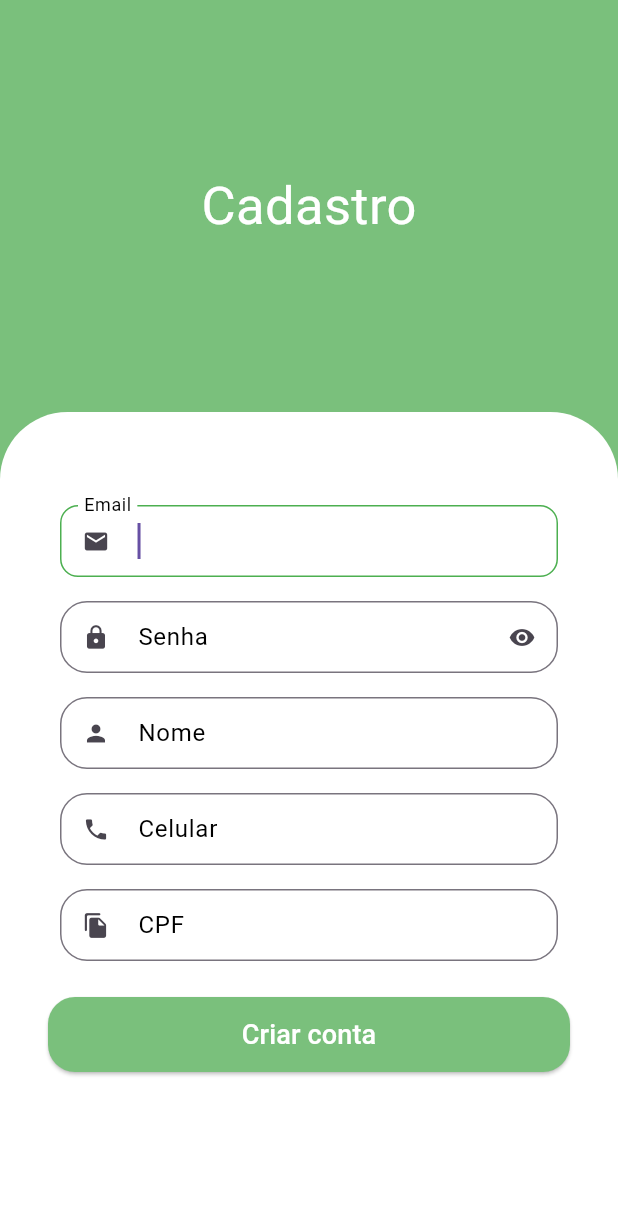
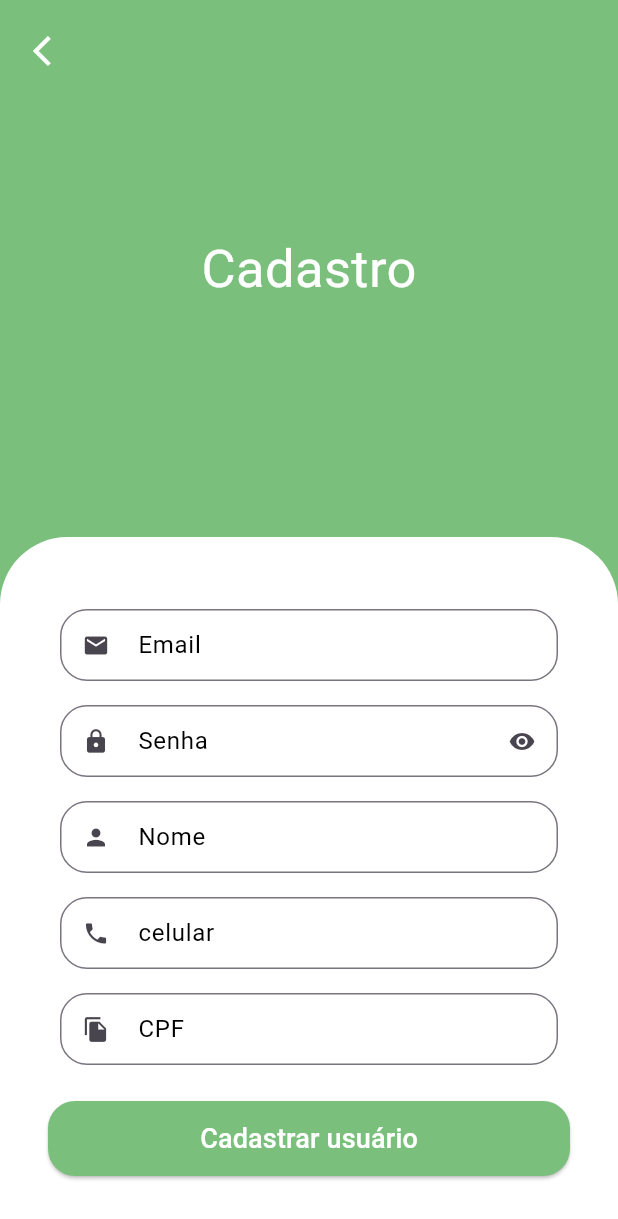
Before and after one commit to MaSamahaa/kitanda, a Flutter app: the screen it shows after launch, after a tap on "Criar conta", on a phone screen of 412 x 824 dp. Shown: the top 1219 px of the screen. Run offline on Flutter 3.47's test engine with Material 3 defaults, Android fonts, the phone set to English and light mode, and no system bars; our stand-ins replace animated_text_kit, mask_text_input_formatter.

Commit message:
SignIn e SignUp finalizadas

```diff
--- a/lib/src/auth/components/custom_text_field.dart
+++ b/lib/src/auth/components/custom_text_field.dart
@@ -1,13 +1,16 @@
 import 'package:flutter/material.dart';
+import 'package:flutter/services.dart';
 
 class CustomTextField extends StatefulWidget {
   final IconData icon;
   final String label;
   final bool isSecret;
+  final List<TextInputFormatter>? inputFormatters;
 
   const CustomTextField({
     super.key,
     required this.icon,
+    this.inputFormatters,
     required this.label,
     this.isSecret = false,
   });
@@ -32,7 +35,7 @@
     return Padding(
       padding: const EdgeInsets.all(8.0),
       child: TextFormField(
-        autofocus: true,
+        inputFormatters: widget.inputFormatters,
         obscureText: isObscure,
         decoration: InputDecoration(
           labelStyle: const TextStyle(color: Colors.black),
--- a/lib/src/auth/sign_in_screen.dart
+++ b/lib/src/auth/sign_in_screen.dart
@@ -179,7 +179,7 @@
                                 onPressed: () {
                                   Navigator.of(context).push(
                                     MaterialPageRoute(builder:(c){
-                                      return const SignUpScreen();
+                                      return SignUpScreen();
                                     }),
                                   );
                                 },
--- a/lib/src/auth/sign_up_screen.dart
+++ b/lib/src/auth/sign_up_screen.dart
@@ -1,14 +1,39 @@
 import 'package:flutter/material.dart';
 import 'package:kitanda/src/auth/components/custom_text_field.dart';
 import 'package:kitanda/src/config/custom_colors.dart';
+import 'package:mask_text_input_formatter/mask_text_input_formatter.dart';
 
 class SignUpScreen extends StatelessWidget {
-  const SignUpScreen({super.key});
+  SignUpScreen({super.key});
+
+  final cpfFormatter = MaskTextInputFormatter(
+    mask: '###.###.###-##',
+    filter: {
+      '#': RegExp(r'[0-9]'),
+    },
+  );
+  final celFormatter = MaskTextInputFormatter(
+    mask: '## # ####-####',
+    filter: {
+      '#': RegExp(r'[0-9]'),
+    },
+  );
+
   @override
   Widget build(BuildContext context) {
     return Scaffold(
       backgroundColor: CustomColors.primaryColor,
-      body: Column(
+      body: SafeArea(
+        child: LayoutBuilder(
+          builder: (context, constraints) {
+            return SingleChildScrollView(
+              keyboardDismissBehavior: ScrollViewKeyboardDismissBehavior.onDrag,
+              child: ConstrainedBox(
+                constraints: BoxConstraints(minHeight: constraints.maxHeight),
+                child: IntrinsicHeight(
+                  child: Stack(
+                    children: [
+                      Column(
                         children: [
                           const Expanded(
                             child: Center(
@@ -21,36 +46,20 @@
                               ),
                             ),
                           ),
-          // Forms
-          Expanded(
-            flex: 2,
-            child: Container(
-              width: double.infinity,
+                          Container(
+                            padding: const EdgeInsets.symmetric(
+                              horizontal: 32,
+                              vertical: 40,
+                            ),
                             decoration: const BoxDecoration(
                               color: Colors.white,
-                borderRadius: BorderRadius.vertical(top: Radius.circular(45)),
+                              borderRadius: BorderRadius.vertical(
+                                top: Radius.circular(45),
                               ),
-              child: LayoutBuilder(
-                builder: (context, constraints) {
-                  return SingleChildScrollView(
-                      physics: const BouncingScrollPhysics(),
-                      padding: const EdgeInsets.symmetric(
-                          horizontal: 32, vertical: 24),
-                      child: ConstrainedBox(
-                        constraints:
-                            BoxConstraints(minHeight: constraints.maxHeight),
-                        child: IntrinsicHeight(
+                            ),
                             child: Column(
-                              mainAxisAlignment: MainAxisAlignment.spaceBetween,
                               crossAxisAlignment: CrossAxisAlignment.stretch,
                               children: [
-                                Column(
-                                    crossAxisAlignment:
-                                        CrossAxisAlignment.stretch,
-                                    children: [
-                                      const SizedBox(
-                                        height: 30,
-                                      ),
                                 const CustomTextField(
                                   icon: Icons.email,
                                   label: 'Email',
@@ -64,12 +73,14 @@
                                   icon: Icons.person,
                                   label: 'Nome',
                                 ),
-                                      const CustomTextField(
+                                 CustomTextField(
+                                  inputFormatters: [celFormatter],
                                   icon: Icons.phone,
-                                        label: 'Celular',
+                                  label: 'celular',
                                 ),
-                                      const CustomTextField(
-                                        icon: Icons.file_copy_rounded,
+                                CustomTextField(
+                                  inputFormatters: [cpfFormatter],
+                                  icon: Icons.file_copy,
                                   label: 'CPF',
                                 ),
                                 const SizedBox(height: 16),
@@ -79,30 +90,48 @@
                                     style: ElevatedButton.styleFrom(
                                       backgroundColor:
                                           CustomColors.primaryColor,
-                                            shape: const RoundedRectangleBorder(
-                                              borderRadius: BorderRadius.all(
-                                                  Radius.circular(18)),
+                                      shape: RoundedRectangleBorder(
+                                        borderRadius: BorderRadius.circular(18),
                                       ),
                                     ),
                                     onPressed: () {},
                                     child: const Text(
-                                            'Criar conta',
+                                      'Cadastrar usuário',
                                       style: TextStyle(
                                         fontSize: 18,
-                                                color: Colors.white),
+                                        color: Colors.white,
                                       ),
-                                        ),
-                                      ),
-                                    ]),
-                              ]),
-                        ),
-                      ));
-                },
                                     ),
                                   ),
                                 ),
                               ],
                             ),
+                          )
+                        ],
+                      ),
+                      Positioned(
+                        left: 10,
+                        top: 10,
+                        child: SafeArea(
+                          child: IconButton(
+                            onPressed: () {
+                              Navigator.of(context).pop();
+                            },
+                            icon: const Icon(
+                              Icons.arrow_back_ios,
+                              color: Colors.white,
+                            ),
+                          ),
+                        ),
+                      ),
+                    ],
+                  ),
+                ),
+              ),
+            );
+          },
+        ),
+      ),
     );
   }
 }
--- a/pubspec.yaml
+++ b/pubspec.yaml
@@ -11,6 +11,7 @@
     sdk: flutter
   cupertino_icons: ^1.0.2
   animated_text_kit: ^4.2.2
+  mask_text_input_formatter: ^2.9.0
 
 
 dev_dependencies:
```
Also changed, not shown: pubspec.lock. Lines whose indentation alone changed are shown as unchanged.
